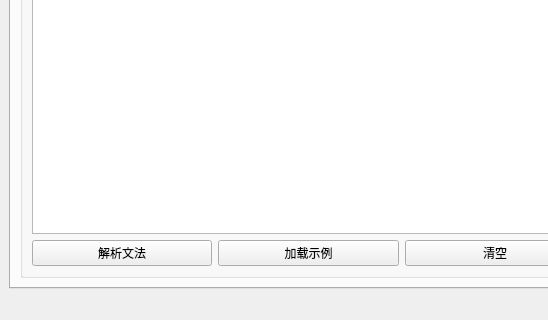
This is ui/task2window.ui in CrazyThought/byylCourseDesign as Qt 5 draws it before an edit; both pictures show x 0 to 548 and y 580 to 900 of the 1200 by 900 pixel window. The edited form follows.
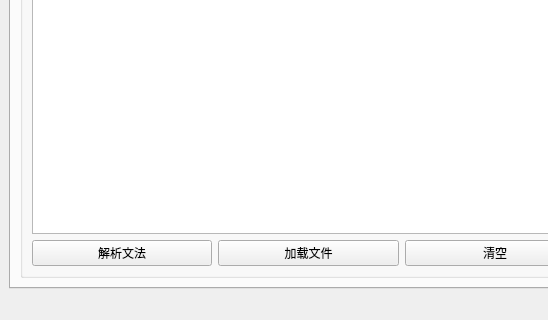
This is the edited form. The open tabs and pages were chosen to show the change.

Commit message:
feat(task2): 修改加载按钮功能为文件选择器
refactor(lexer): 优化token生成逻辑并处理特殊字符转义

test: 添加Tiny语言词法分析器测试文件

Patch:
```diff
--- a/ui/task2window.ui
+++ b/ui/task2window.ui
@@ -55,7 +55,7 @@
                <item>
                 <widget class="QPushButton" name="pushButtonLoadExample">
                  <property name="text">
-                  <string>加载示例</string>
+                  <string>加载文件</string>
                  </property>
                 </widget>
                </item>
```
The commit also changes 3 other files.
